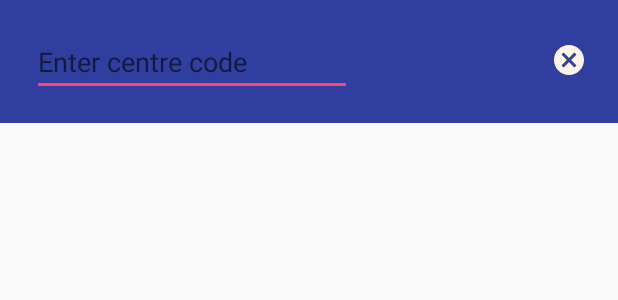
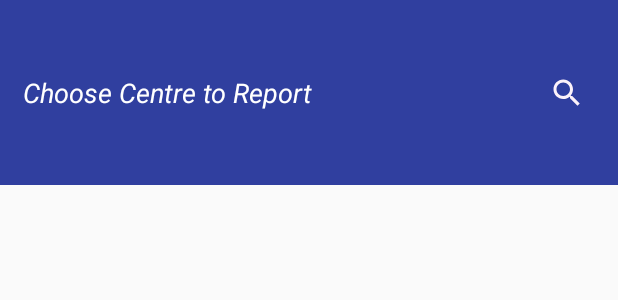
Before and after one commit to dgdevelopers/MBTMS_ICDS, an Android app: the layout fragment_visits.xml on its own in the app's theme, with its tools: preview values and no code run, on a phone screen of 412 x 824 dp. Shown: the top 300 px of the screen. Run offline under Robolectric (Android 15) with nearby library versions, the phone set to English and light mode, and no system bars.

Commit message:
now the centre list is searchable by centre code...

```diff
--- a/app/src/main/res/layout/fragment_visits.xml
+++ b/app/src/main/res/layout/fragment_visits.xml
@@ -12,7 +12,7 @@
     <android.support.constraint.ConstraintLayout
         android:layout_width="match_parent"
         android:layout_height="0dp"
-        android:layout_weight="1"
+        android:layout_weight="1.5"
         android:background="@color/colorPrimaryDark"
         android:orientation="vertical"
         android:padding="5dp">
@@ -25,7 +25,7 @@
             android:layout_marginEnd="8dp"
             android:layout_marginStart="8dp"
             android:layout_marginTop="8dp"
-            android:visibility="gone"
+            android:visibility="visible"
             app:layout_constraintBottom_toBottomOf="parent"
             app:layout_constraintEnd_toEndOf="parent"
             app:layout_constraintStart_toStartOf="parent"
@@ -69,14 +69,14 @@
             android:layout_marginEnd="8dp"
             android:layout_marginStart="8dp"
             android:layout_marginTop="8dp"
-            android:visibility="visible"
+            android:visibility="gone"
             app:layout_constraintBottom_toBottomOf="parent"
             app:layout_constraintEnd_toEndOf="parent"
             app:layout_constraintStart_toStartOf="parent"
             app:layout_constraintTop_toTopOf="parent">
 
             <EditText
-                android:id="@+id/editText"
+                android:id="@+id/etSearchCentre"
                 android:layout_width="wrap_content"
                 android:layout_height="wrap_content"
                 android:layout_marginBottom="8dp"
@@ -103,7 +103,7 @@
                 app:layout_constraintBottom_toBottomOf="parent"
                 app:layout_constraintEnd_toEndOf="parent"
                 app:layout_constraintHorizontal_bias="1.0"
-                app:layout_constraintStart_toEndOf="@+id/editText"
+                app:layout_constraintStart_toEndOf="@+id/etSearchCentre"
                 app:layout_constraintTop_toTopOf="parent"
                 app:layout_constraintVertical_bias="0.42000002" />
         </android.support.constraint.ConstraintLayout>
@@ -115,7 +115,7 @@
         android:id="@+id/Recycler_View_Centres"
         android:layout_width="match_parent"
         android:layout_height="0dp"
-        android:layout_weight="9"
+        android:layout_weight="8.5"
         android:paddingHorizontal="10dp"
         android:scrollbars="vertical"
         android:visibility="visible" />
```
Also changed, not shown: app/src/main/java/com/dgdev/mbtms/Visits.java (+34 -5 lines), app/src/main/java/com/dgdev/mbtms/centreAdapter.java (+55 -17 lines).
